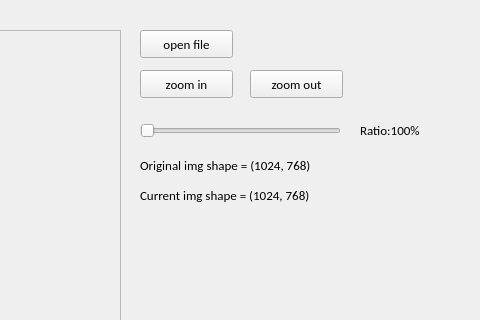
First picture: the form in UI.ui, repository snoopy811005/drawer_practice, before the edit; both pictures show x 800 to 1280 and y 0 to 320 of the 1280 by 720 pixel window.
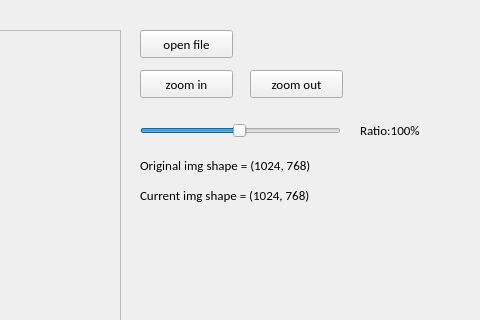
Second picture: the form after the edit.

Commit message: add slider to resize image

```diff
--- a/UI.ui
+++ b/UI.ui
@@ -133,6 +133,15 @@
       <height>22</height>
      </rect>
     </property>
+    <property name="minimum">
+     <number>1</number>
+    </property>
+    <property name="maximum">
+     <number>100</number>
+    </property>
+    <property name="value">
+     <number>50</number>
+    </property>
     <property name="orientation">
      <enum>Qt::Horizontal</enum>
     </property>
```
Left out of the diff: 2 changed lines with no effect on the pictures. The commit also changes 7 other files.
